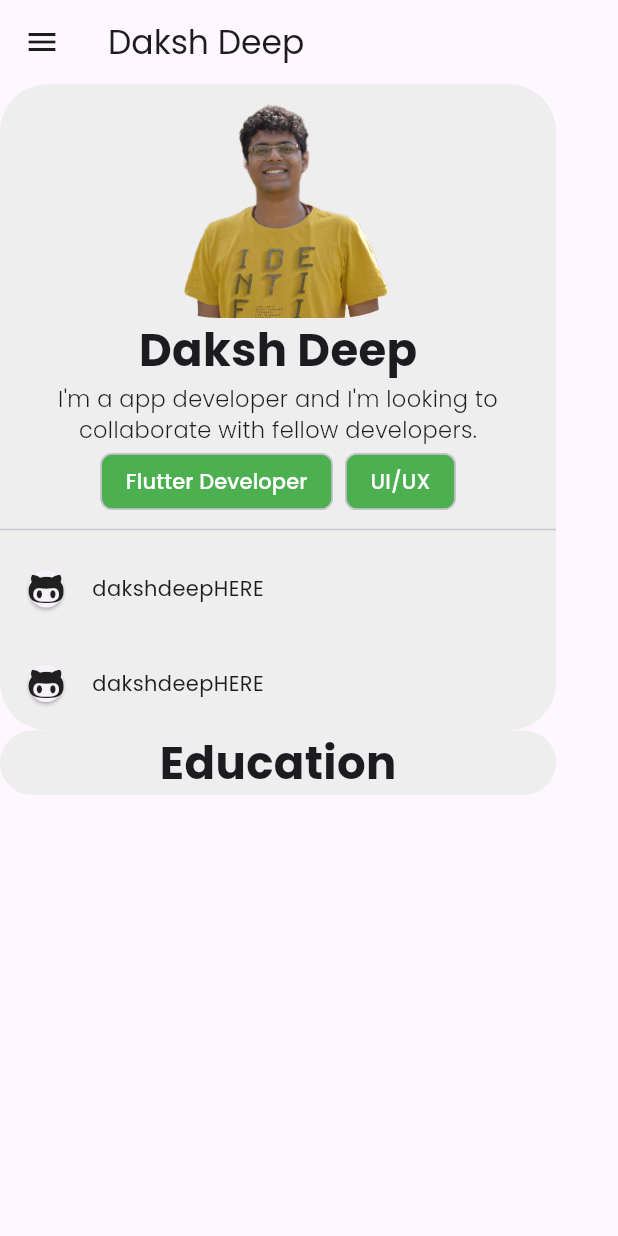
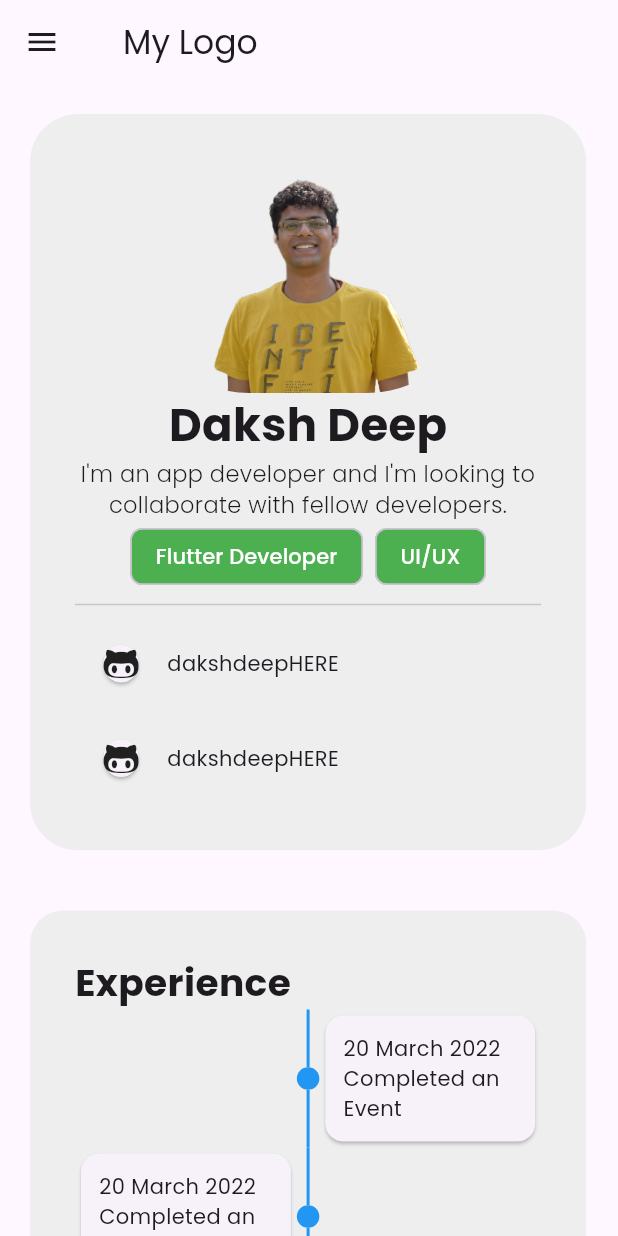
Before and after one commit to dakshdeepHERE/Portfolio_Temp, a Flutter app: the screen it shows after launch, on a phone screen of 412 x 824 dp. Run offline on Flutter 3.47's test engine with Material 2 defaults, Android fonts, the phone set to English and light mode, and no system bars; drawn by our look-alikes of timelines; our stand-ins replace font_awesome_flutter, velocity_x; project files that could hold a hidden picture were left out.

Commit message:
correcting the experience section

```diff
--- a/lib/components/about.dart
+++ b/lib/components/about.dart
@@ -12,9 +12,10 @@ class About extends StatefulWidget {
 class _AboutState extends State<About> {
   @override
   Widget build(BuildContext context) {
-    return ClipRRect(
-      borderRadius: BorderRadius.circular(
-          32.0), // Adjust the value as per your preference
+    return Padding(
+      padding: const EdgeInsets.all(12.0), // Add top padding here
+      child: ClipRRect(
+        borderRadius: BorderRadius.circular(32.0),
         child: Container(
           width: context.screenWidth < 900
               ? context.screenWidth * 0.9
@@ -22,6 +23,7 @@ class _AboutState extends State<About> {
           decoration: BoxDecoration(
             color: Colors.grey.shade200,
           ),
+          padding: const EdgeInsets.all(30.0),
           child: Column(
             children: [
               ClipRRect(
@@ -36,7 +38,7 @@ class _AboutState extends State<About> {
                 style: TextStyle(fontSize: 30.0, fontWeight: FontWeight.bold),
               ),
               const Text(
-              "I'm a app developer and I'm looking to collaborate with fellow developers.",
+                "I'm an app developer and I'm looking to collaborate with fellow developers.",
                 textAlign: TextAlign.center,
                 style: TextStyle(
                   fontSize: 15,
@@ -60,9 +62,7 @@ class _AboutState extends State<About> {
                   ),
                 ],
               ),
-            //
               const Divider(),
-            //
               Container(
                 child: const Row(
                   children: [
@@ -74,8 +74,10 @@ class _AboutState extends State<About> {
                           child: FaIcon(
                             FontAwesomeIcons.githubAlt,
                             size: 25,
-                        )),
-                      )),
+                          ),
+                        ),
+                      ),
+                    ),
                     Column(
                       crossAxisAlignment: CrossAxisAlignment.start,
                       children: [
@@ -98,8 +100,10 @@ class _AboutState extends State<About> {
                           child: FaIcon(
                             FontAwesomeIcons.githubAlt,
                             size: 25,
-                        )),
-                      )),
+                          ),
+                        ),
+                      ),
+                    ),
                     Column(
                       crossAxisAlignment: CrossAxisAlignment.start,
                       children: [
@@ -114,6 +118,7 @@ class _AboutState extends State<About> {
             ],
           ),
         ),
+      ),
     );
   }
 }
--- a/lib/components/education.dart
+++ b/lib/components/education.dart
@@ -1,4 +1,5 @@
 import 'package:flutter/material.dart';
+import 'package:timelines/timelines.dart';
 import 'package:velocity_x/velocity_x.dart';
 
 class Education extends StatefulWidget {
@@ -11,22 +12,51 @@ class Education extends StatefulWidget {
 class _EducationState extends State<Education> {
   @override
   Widget build(BuildContext context) {
-    return Container(
+    return Padding(
+      padding: const EdgeInsets.all(12.0),
+      child: Container(
         width: context.screenWidth < 900
             ? context.screenWidth * 0.9
-          : context.screenWidth * 0.3,
+            : context.screenWidth * 0.5,
         decoration: BoxDecoration(
           color: Colors.grey.shade200,
           borderRadius:
-            BorderRadius.circular(200), // Adjust the radius as you prefer
+              BorderRadius.circular(22), // Adjust the radius as you prefer
         ),
-      child: const Column(
+        padding: const EdgeInsets.all(30.0),
+        child: Column(
+          crossAxisAlignment: CrossAxisAlignment
+              .start, // Delete this if you don't want education to be on left aligned
           children: [
-          Text(
-            "Education",
-            style: TextStyle(fontSize: 30.0, fontWeight: FontWeight.bold),
+            const Text(
+              "Experience",
+              style: TextStyle(fontSize: 25.0, fontWeight: FontWeight.bold),
+            ),
+            //
+            Timeline.tileBuilder(
+              shrinkWrap: true,
+              scrollDirection: Axis.vertical,
+              builder: TimelineTileBuilder.connectedFromStyle(
+                itemCount: 6,
+                contentsAlign: ContentsAlign.alternating,
+                contentsBuilder: (context, index) {
+                  return Card(
+                    child: Padding(
+                      padding: const EdgeInsets.all(12),
+                      child: Column(
+                        crossAxisAlignment: CrossAxisAlignment.start,
+                        children: [
+                          Text("20 March 2022"),
+                          Text("Completed an Event")
+                        ],
+                      ),
+                    ),
+                  );
+                },
+              ),
             ),
           ],
+        ),
       ),
     );
   }
--- a/lib/portfolio.dart
+++ b/lib/portfolio.dart
@@ -26,8 +26,11 @@ class _PortfolioState extends State<Portfolio> {
     isMobile = MediaQuery.of(context).size.width > 700 ? false : true;
     return Scaffold(
       appBar: AppBar(
-        title: const Text(
-          'Daksh Deep',
+        title: const Padding(
+          padding: EdgeInsets.all(10.0),
+          child: Text(
+            'My Logo',
+          ),
         ),
         actions: isMobile ? null : navItems,
       ),
@@ -42,9 +45,16 @@ class _PortfolioState extends State<Portfolio> {
         child: Column(
           children: [
             Wrap(
+              alignment: WrapAlignment.center,
               children: [
-                About(),
-                Education(),
+                Padding(
+                  padding: EdgeInsets.all(8.0),
+                  child: About(),
+                ),
+                Padding(
+                  padding: EdgeInsets.all(8.0),
+                  child: Education(),
+                ),
               ],
             ),
           ],
```
Lines whose indentation alone changed are shown as unchanged.
